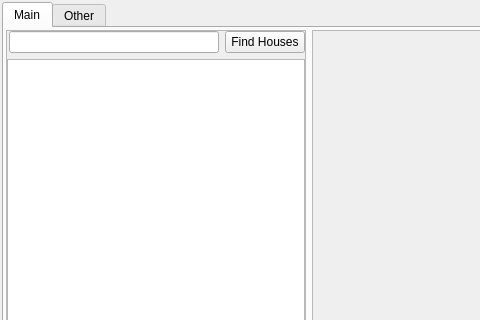
Qt form XmlAddressParse.ui (Altsdandre/XmlAddressParse) before a commit; both pictures show x 0 to 480 and y 0 to 320 of the 956 by 569 pixel window.
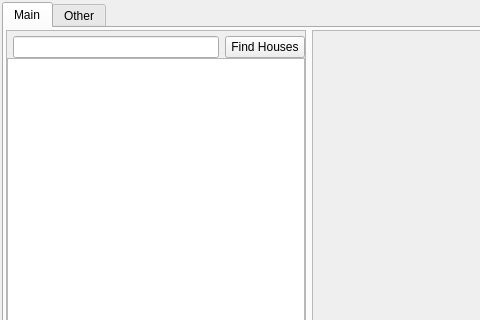
The same form after that commit.

Commit message: Add tittle. Change map size.

```diff
--- a/XmlAddressParse.ui
+++ b/XmlAddressParse.ui
@@ -57,9 +57,15 @@
             <height>16777215</height>
            </size>
           </property>
+          <property name="sizeAdjustPolicy">
+           <enum>QAbstractScrollArea::AdjustIgnored</enum>
+          </property>
           <property name="widgetResizable">
            <bool>true</bool>
           </property>
+          <property name="alignment">
+           <set>Qt::AlignCenter</set>
+          </property>
           <widget class="QWidget" name="scrollAreaWidgetContents">
            <property name="geometry">
             <rect>
@@ -74,7 +80,7 @@
              <number>0</number>
             </property>
             <property name="topMargin">
-             <number>0</number>
+             <number>5</number>
             </property>
             <property name="rightMargin">
              <number>0</number>
@@ -82,10 +88,16 @@
             <property name="bottomMargin">
              <number>0</number>
             </property>
+            <property name="verticalSpacing">
+             <number>0</number>
+            </property>
             <item row="0" column="0">
              <layout class="QHBoxLayout" name="horizontalLayout">
+              <property name="spacing">
+               <number>6</number>
+              </property>
               <property name="leftMargin">
-               <number>2</number>
+               <number>6</number>
               </property>
               <item>
                <widget class="QLineEdit" name="findHousesEdit">
```
Left out of the diff: 2 changed lines with no effect on the pictures.
